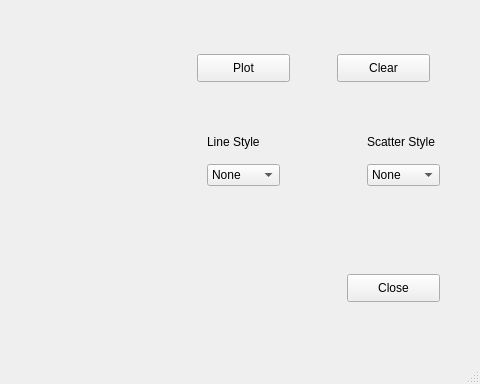
This is networkplot.ui in bytesByHarsh/Qt-Network-Plot as Qt 5 draws it before an edit; both pictures show x 573 to 1053 and y 216 to 600 of the 1053 by 600 pixel window. The edited form follows.
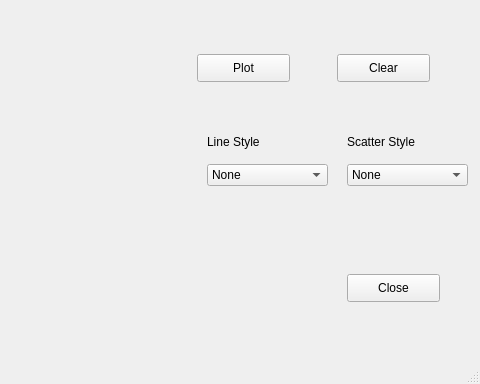
This is the edited form. Custom widgets are drawn as their Qt base class.

```diff
--- a/networkplot.ui
+++ b/networkplot.ui
@@ -97,7 +97,7 @@
    <widget class="QLabel" name="label_3">
     <property name="geometry">
      <rect>
-      <x>940</x>
+      <x>920</x>
       <y>350</y>
       <width>91</width>
       <height>16</height>
@@ -112,7 +112,7 @@
      <rect>
       <x>780</x>
       <y>380</y>
-      <width>73</width>
+      <width>121</width>
       <height>22</height>
      </rect>
     </property>
@@ -150,9 +150,9 @@
    <widget class="QComboBox" name="plotTypeComboBox">
     <property name="geometry">
      <rect>
-      <x>940</x>
+      <x>920</x>
       <y>380</y>
-      <width>73</width>
+      <width>121</width>
       <height>22</height>
      </rect>
     </property>
```
